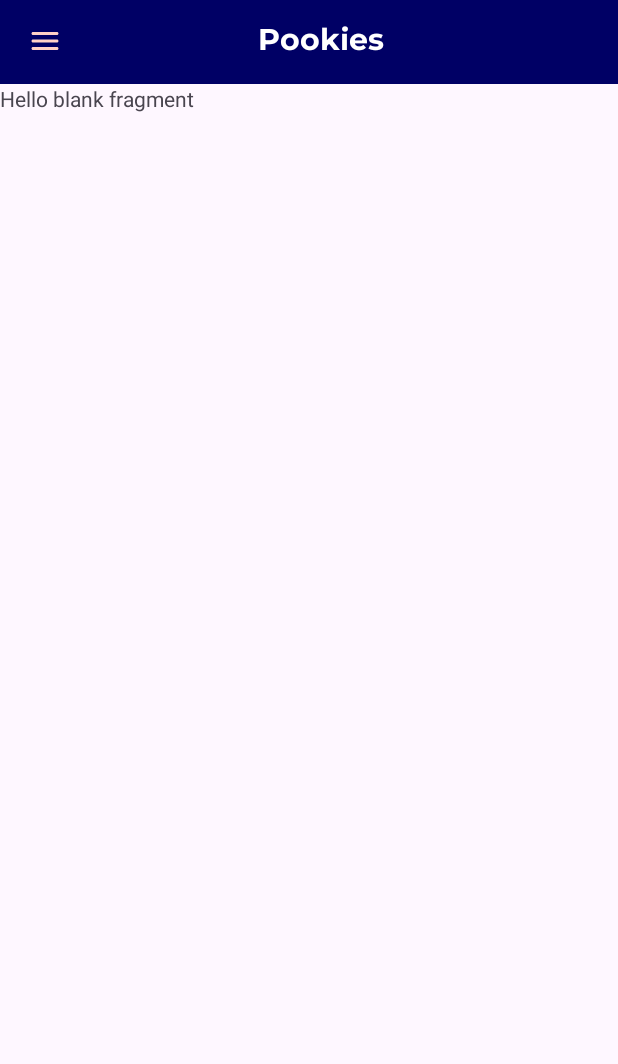
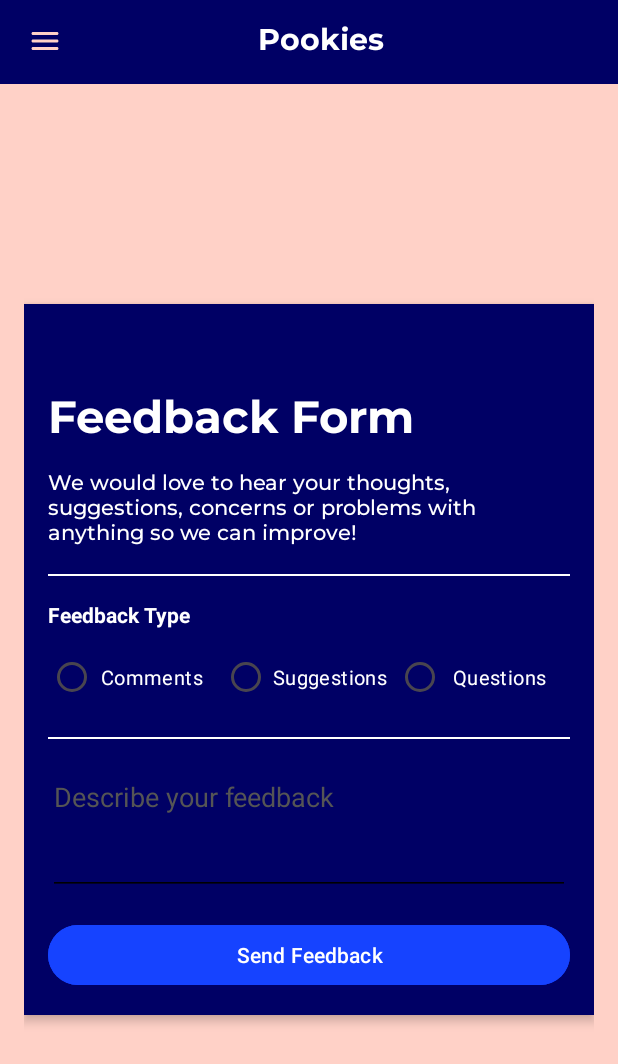
Before and after one commit to kunospw/Pookies-app, an Android app: the fragment FeedbackFragment placed in its activity, on a phone screen of 412 x 824 dp. Shown: the top 1064 px of the screen. Run offline under Robolectric (Android 15) with nearby library versions, the phone set to English and light mode, and no system bars.

Commit message:
push overlay feedback

```diff
--- a/app/src/main/AndroidManifest.xml
+++ b/app/src/main/AndroidManifest.xml
@@ -19,9 +19,6 @@
             android:name=".LoginActivity"
             android:exported="false" />
         <activity
-            android:name=".MainActivity2"
-            android:exported="false" />
-        <activity
             android:name=".ChatActivity"
             android:exported="false" />
         <activity
--- /dev/null
+++ b/app/src/main/java/com/example/pookies/Feedback.java
@@ -0,0 +1,44 @@
+package com.example.pookies;
+
+// Feedback.java
+public class Feedback {
+    private String userId;
+    private String username;
+    private String email;
+    private String feedbackType;
+    private String description;
+    private String feedbackTime;
+
+    public Feedback() {
+        // Default constructor required for calls to DataSnapshot.getValue(Feedback.class)
+    }
+
+    public Feedback(String userId, String username, String email, String feedbackType, String description, String feedbackTime) {
+        this.userId = userId;
+        this.username = username;
+        this.email = email;
+        this.feedbackType = feedbackType;
+        this.description = description;
+        this.feedbackTime = feedbackTime;
+    }
+
+    // Getters and Setters
+
+    public String getUserId() { return userId; }
+    public void setUserId(String userId) { this.userId = userId; }
+
+    public String getUsername() { return username; }
+    public void setUsername(String username) { this.username = username; }
+
+    public String getEmail() { return email; }
+    public void setEmail(String email) { this.email = email; }
+
+    public String getFeedbackType() { return feedbackType; }
+    public void setFeedbackType(String feedbackType) { this.feedbackType = feedbackType; }
+
+    public String getDescription() { return description; }
+    public void setDescription(String description) { this.description = description; }
+
+    public String getFeedbackTime() { return feedbackTime; }
+    public void setFeedbackTime(String feedbackTime) { this.feedbackTime = feedbackTime; }
+}
--- a/app/src/main/res/layout/fragment_feedback.xml
+++ b/app/src/main/res/layout/fragment_feedback.xml
@@ -1,14 +1,135 @@
-<?xml version="1.0" encoding="utf-8"?>
-<FrameLayout xmlns:android="http://schemas.android.com/apk/res/android"
-    xmlns:tools="http://schemas.android.com/tools"
+<!-- res/layout/fragment_feedback_form.xml -->
+<FrameLayout
+    xmlns:android="http://schemas.android.com/apk/res/android"
     android:layout_width="match_parent"
     android:layout_height="match_parent"
-    tools:context=".FeedbackFragment">
+    android:background="@color/pink"
+    android:padding="16dp">
 
-    <!-- TODO: Update blank fragment layout -->
-    <TextView
-        android:layout_width="match_parent"
-        android:layout_height="match_parent"
-        android:text="@string/hello_blank_fragment" />
+    <!-- Container for the form content -->
+    <LinearLayout
+        android:layout_width="wrap_content"
+        android:layout_height="wrap_content"
+        android:orientation="vertical"
+        android:padding="16dp"
+        android:background="@color/blue_dark"
+        android:elevation="4dp"
+        android:layout_gravity="center">
 
+        <!-- Title -->
+        <TextView
+            android:id="@+id/title"
+            android:layout_width="wrap_content"
+            android:layout_height="wrap_content"
+            android:text="Feedback Form"
+            android:textSize="30dp"
+            android:textColor="#FFFFFF"
+            android:textStyle="bold"
+            android:fontFamily="@font/montserrat_bold"
+            android:paddingBottom="10dp"
+            android:paddingTop="40dp" />
+
+        <!-- Description -->
+        <TextView
+            android:id="@+id/description"
+            android:layout_width="wrap_content"
+            android:layout_height="wrap_content"
+            android:text="We would love to hear your thoughts, suggestions, concerns or problems with anything so we can improve!"
+            android:textColor="#FFFFFF"
+            android:fontFamily="@font/montserrat_medium"
+            android:layout_gravity="center_horizontal"
+            android:paddingBottom="16dp" />
+
+        <!-- Divider line between description and feedback type -->
+        <View
+            android:layout_width="match_parent"
+            android:layout_height="1dp"
+            android:background="#FFFFFF"
+            android:layout_marginBottom="16dp" />
+
+        <!-- Feedback Type Label -->
+        <TextView
+            android:layout_width="wrap_content"
+            android:layout_height="wrap_content"
+            android:text="Feedback Type"
+            android:textColor="#FFFFFF"
+            android:textStyle="bold"
+            android:paddingBottom="8dp" />
+
+        <!-- Radio Group for feedback type -->
+
+        <RadioGroup
+            android:id="@+id/feedbackType"
+            android:layout_width="match_parent"
+            android:layout_height="wrap_content"
+            android:layout_gravity="center_horizontal"
+            android:orientation="horizontal"
+            android:paddingBottom="16dp">
+
+            <RadioButton
+                android:id="@+id/radio_comments"
+                android:layout_width="0dp"
+                android:layout_height="wrap_content"
+                android:layout_weight="1"
+                android:buttonTint="#FFFFFF"
+                android:gravity="center"
+                android:paddingStart="-10dp"
+                android:text="Comments"
+                android:textColor="#FFFFFF"
+                android:textSize="13dp" />
+
+            <RadioButton
+                android:id="@+id/radio_suggestions"
+                android:layout_width="0dp"
+                android:layout_height="wrap_content"
+                android:layout_weight="1"
+                android:buttonTint="#FFFFFF"
+                android:gravity="center"
+                android:paddingStart="-5dp"
+                android:text="Suggestions"
+                android:textColor="#FFFFFF"
+                android:textSize="13dp" />
+
+            <RadioButton
+                android:id="@+id/radio_questions"
+                android:layout_width="0dp"
+                android:layout_height="wrap_content"
+                android:layout_weight="1"
+                android:buttonTint="#FFFFFF"
+                android:gravity="center"
+                android:paddingStart="-10dp"
+                android:text="Questions"
+                android:textColor="#FFFFFF"
+                android:textSize="13dp" />
+        </RadioGroup>
+
+        <View
+            android:layout_width="match_parent"
+            android:layout_height="1dp"
+            android:background="#FFFFFF"
+            android:layout_marginBottom="16dp"
+            />
+        <!-- Feedback Description -->
+        <EditText
+            android:id="@+id/feedbackText"
+            android:layout_width="match_parent"
+            android:layout_height="wrap_content"
+            android:hint="Describe your feedback"
+            android:minLines="3"
+            android:gravity="top"
+            android:backgroundTint="#FF000000"
+            android:textColor="#000000"
+            android:textColorHint="#555555" />
+
+        <!-- Name Input Fields -->
+        <!-- Submit Button -->
+        <Button
+            android:id="@+id/submitButton"
+            android:layout_width="match_parent"
+            android:layout_height="wrap_content"
+            android:layout_marginTop="16dp"
+            android:text="Send Feedback"
+            android:backgroundTint="@color/blue_light"
+            android:textColor="#FFFFFF" />
+    </LinearLayout>
 </FrameLayout>
```
